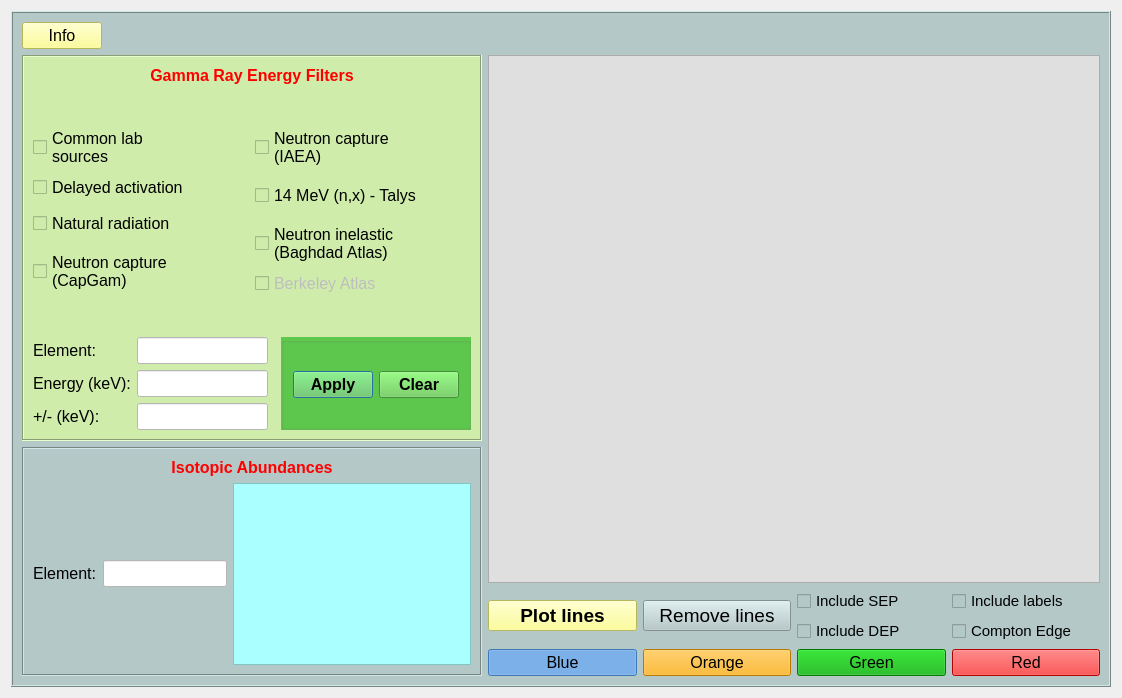
Before: the Qt Designer form wara/ui/win_isot_id.ui in NASA-Planetary-Science/wara, drawn with Qt 5.
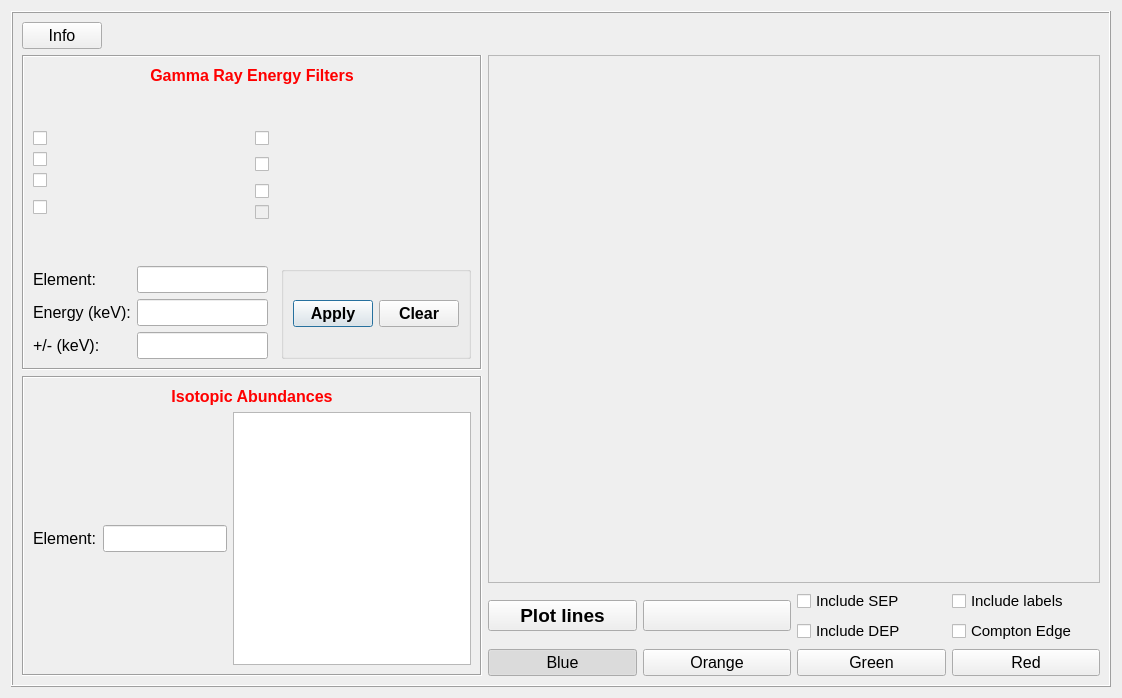
After: the same form once the commit is applied.

Commit message: Add dark color theme to GUI display

What changed in the file:
```diff
--- a/wara/ui/win_isot_id.ui
+++ b/wara/ui/win_isot_id.ui
@@ -22,9 +22,6 @@
        <verstretch>0</verstretch>
       </sizepolicy>
      </property>
-     <property name="styleSheet">
-      <string notr="true">background-color: rgb(180, 200, 200);</string>
-     </property>
      <property name="frameShape">
       <enum>QFrame::Box</enum>
      </property>
@@ -68,9 +65,6 @@
                <pointsize>12</pointsize>
               </font>
              </property>
-             <property name="styleSheet">
-              <string notr="true">background-color: rgb(255, 255, 255);</string>
-             </property>
             </widget>
            </item>
           </layout>
@@ -100,9 +94,6 @@
              <pointsize>12</pointsize>
             </font>
            </property>
-           <property name="styleSheet">
-            <string notr="true">background-color: rgb(170, 255, 255);</string>
-           </property>
           </widget>
          </item>
         </layout>
@@ -120,9 +111,6 @@
         <property name="focusPolicy">
          <enum>Qt::ClickFocus</enum>
         </property>
-        <property name="styleSheet">
-         <string notr="true">background-color: rgb(255, 255, 127);</string>
-        </property>
         <property name="text">
          <string>Info</string>
         </property>
@@ -186,9 +174,6 @@
             <property name="autoFillBackground">
              <bool>false</bool>
             </property>
-            <property name="styleSheet">
-             <string notr="true">background-color: rgb(255, 0, 0);</string>
-            </property>
             <property name="text">
              <string>Red</string>
             </property>
@@ -233,10 +218,6 @@
             <property name="focusPolicy">
              <enum>Qt::NoFocus</enum>
             </property>
-            <property name="styleSheet">
-             <string notr="true">color: qlineargradient(spread:pad, x1:0, y1:1, x2:0, y2:0, stop:0 rgba(0, 0, 0, 255), stop:0.05 rgba(14, 8, 73, 255), stop:0.36 rgba(28, 17, 145, 255), stop:0.6 rgba(126, 14, 81, 255), stop:0.75 rgba(234, 11, 11, 255), stop:0.79 rgba(244, 70, 5, 255), stop:0.86 rgba(255, 136, 0, 255), stop:0.935 rgba(239, 236, 55, 255));
-background-color: rgb(255, 255, 127);</string>
-            </property>
             <property name="text">
              <string>Plot lines</string>
             </property>
@@ -255,9 +236,6 @@
             <property name="autoFillBackground">
              <bool>false</bool>
             </property>
-            <property name="styleSheet">
-             <string notr="true">background-color: rgb(0, 170, 0);</string>
-            </property>
             <property name="text">
              <string>Green</string>
             </property>
@@ -294,12 +272,6 @@
             <property name="focusPolicy">
              <enum>Qt::NoFocus</enum>
             </property>
-            <property name="styleSheet">
-             <string notr="true"/>
-            </property>
-            <property name="text">
-             <string>Remove lines</string>
-            </property>
            </widget>
           </item>
           <item row="3" column="0">
@@ -315,9 +287,6 @@
             <property name="autoFillBackground">
              <bool>false</bool>
             </property>
-            <property name="styleSheet">
-             <string notr="true">background-color: rgb(85, 170, 255);</string>
-            </property>
             <property name="text">
              <string>Blue</string>
             </property>
@@ -372,9 +341,6 @@
             <property name="focusPolicy">
              <enum>Qt::NoFocus</enum>
             </property>
-            <property name="styleSheet">
-             <string notr="true">background-color: rgb(255, 170, 0);</string>
-            </property>
             <property name="text">
              <string>Orange</string>
             </property>
@@ -411,10 +377,6 @@
             <bold>false</bold>
            </font>
           </property>
-          <property name="styleSheet">
-           <string notr="true">background-color: rgb(223, 223, 223);
-font: 10pt &quot;MS Shell Dlg 2&quot;;</string>
-          </property>
           <property name="widgetResizable">
            <bool>true</bool>
           </property>
@@ -440,9 +402,6 @@
           <height>16777215</height>
          </size>
         </property>
-        <property name="styleSheet">
-         <string notr="true">background-color: rgb(207, 236, 171);</string>
-        </property>
         <property name="frameShape">
          <enum>QFrame::Box</enum>
         </property>
@@ -502,13 +461,6 @@
                  <pointsize>12</pointsize>
                 </font>
                </property>
-               <property name="styleSheet">
-                <string notr="true"/>
-               </property>
-               <property name="text">
-                <string>Common lab
-sources</string>
-               </property>
                <property name="checkable">
                 <bool>true</bool>
                </property>
@@ -527,13 +479,6 @@
                  <pointsize>12</pointsize>
                 </font>
                </property>
-               <property name="styleSheet">
-                <string notr="true"/>
-               </property>
-               <property name="text">
-                <string>Neutron capture
-(IAEA)</string>
-               </property>
                <property name="autoExclusive">
                 <bool>true</bool>
                </property>
@@ -549,12 +494,6 @@
                  <pointsize>12</pointsize>
                 </font>
                </property>
-               <property name="styleSheet">
-                <string notr="true"/>
-               </property>
-               <property name="text">
-                <string>Delayed activation</string>
-               </property>
                <property name="autoExclusive">
                 <bool>true</bool>
                </property>
@@ -570,12 +509,6 @@
                  <pointsize>12</pointsize>
                 </font>
                </property>
-               <property name="styleSheet">
-                <string notr="true"/>
-               </property>
-               <property name="text">
-                <string>14 MeV (n,x) - Talys</string>
-               </property>
                <property name="autoExclusive">
                 <bool>true</bool>
                </property>
@@ -588,12 +521,6 @@
                  <pointsize>12</pointsize>
                 </font>
                </property>
-               <property name="styleSheet">
-                <string notr="true"/>
-               </property>
-               <property name="text">
-                <string>Natural radiation</string>
-               </property>
                <property name="autoExclusive">
                 <bool>true</bool>
                </property>
@@ -609,13 +536,6 @@
                  <pointsize>12</pointsize>
                 </font>
                </property>
-               <property name="styleSheet">
-                <string notr="true"/>
-               </property>
-               <property name="text">
-                <string>Neutron inelastic 
-(Baghdad Atlas)</string>
-               </property>
                <property name="autoExclusive">
                 <bool>true</bool>
                </property>
@@ -631,13 +551,6 @@
                  <pointsize>12</pointsize>
                 </font>
                </property>
-               <property name="styleSheet">
-                <string notr="true"/>
-               </property>
-               <property name="text">
-                <string>Neutron capture
-(CapGam)</string>
-               </property>
                <property name="autoExclusive">
                 <bool>true</bool>
                </property>
@@ -653,12 +566,6 @@
                  <pointsize>12</pointsize>
                 </font>
                </property>
-               <property name="styleSheet">
-                <string notr="true"/>
-               </property>
-               <property name="text">
-                <string>Berkeley Atlas</string>
-               </property>
                <property name="autoExclusive">
                 <bool>true</bool>
                </property>
@@ -689,9 +596,6 @@
                    <pointsize>12</pointsize>
                   </font>
                  </property>
-                 <property name="styleSheet">
-                  <string notr="true">background-color: rgb(255, 255, 255);</string>
-                 </property>
                 </widget>
                </item>
                <item row="1" column="0">
@@ -713,9 +617,6 @@
                    <pointsize>12</pointsize>
                   </font>
                  </property>
-                 <property name="styleSheet">
-                  <string notr="true">background-color: rgb(255, 255, 255);</string>
-                 </property>
                 </widget>
                </item>
                <item row="2" column="0">
@@ -737,9 +638,6 @@
                    <pointsize>12</pointsize>
                   </font>
                  </property>
-                 <property name="styleSheet">
-                  <string notr="true">background-color: rgb(255, 255, 255);</string>
-                 </property>
                 </widget>
                </item>
               </layout>
@@ -767,9 +665,6 @@
                <property name="autoFillBackground">
                 <bool>false</bool>
                </property>
-               <property name="styleSheet">
-                <string notr="true">background-color: rgb(94, 200, 77);</string>
-               </property>
                <property name="title">
                 <string/>
                </property>
```
The commit also changes 28 other files.
